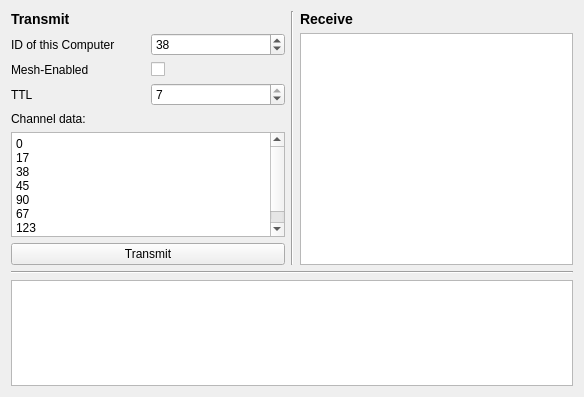
Before: the Qt Designer form LoRaDesktop/mainwindow.ui in ToolboxPlane/FlightComputer, drawn with Qt 5.
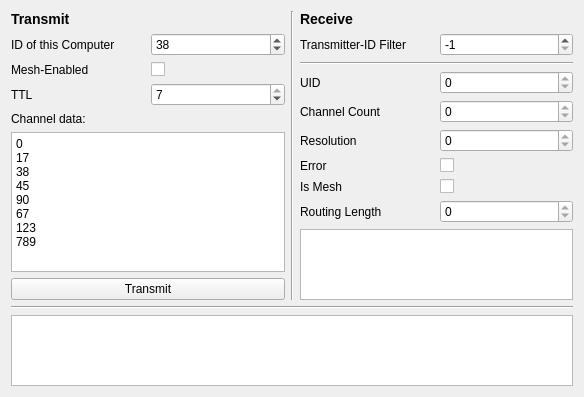
After: the same form once the commit is applied.

Diff of the .ui file:
```diff
--- a/LoRaDesktop/mainwindow.ui
+++ b/LoRaDesktop/mainwindow.ui
@@ -16,7 +16,7 @@
   <widget class="QWidget" name="centralWidget">
    <layout class="QVBoxLayout" name="verticalLayout_3">
     <item>
-     <layout class="QHBoxLayout" name="horizontalLayout_2">
+     <layout class="QHBoxLayout" name="horizontalLayout_8">
       <item>
        <layout class="QVBoxLayout" name="verticalLayout">
         <item>
@@ -140,6 +140,148 @@
           </property>
          </widget>
         </item>
+        <item>
+         <layout class="QHBoxLayout" name="horizontalLayout_2">
+          <item>
+           <widget class="QLabel" name="label">
+            <property name="text">
+             <string>Transmitter-ID Filter</string>
+            </property>
+           </widget>
+          </item>
+          <item>
+           <widget class="QSpinBox" name="spinTransmitterIdFilter">
+            <property name="minimum">
+             <number>-1</number>
+            </property>
+            <property name="maximum">
+             <number>255</number>
+            </property>
+            <property name="value">
+             <number>-1</number>
+            </property>
+           </widget>
+          </item>
+         </layout>
+        </item>
+        <item>
+         <widget class="Line" name="line_3">
+          <property name="orientation">
+           <enum>Qt::Horizontal</enum>
+          </property>
+         </widget>
+        </item>
+        <item>
+         <layout class="QHBoxLayout" name="horizontalLayout">
+          <item>
+           <widget class="QLabel" name="label_2">
+            <property name="text">
+             <string>UID</string>
+            </property>
+           </widget>
+          </item>
+          <item>
+           <widget class="QSpinBox" name="spinUID">
+            <property name="readOnly">
+             <bool>true</bool>
+            </property>
+           </widget>
+          </item>
+         </layout>
+        </item>
+        <item>
+         <layout class="QHBoxLayout" name="horizontalLayout_3">
+          <item>
+           <widget class="QLabel" name="label_8">
+            <property name="text">
+             <string>Channel Count</string>
+            </property>
+           </widget>
+          </item>
+          <item>
+           <widget class="QSpinBox" name="spinChannelCount">
+            <property name="enabled">
+             <bool>true</bool>
+            </property>
+            <property name="readOnly">
+             <bool>true</bool>
+            </property>
+           </widget>
+          </item>
+         </layout>
+        </item>
+        <item>
+         <layout class="QHBoxLayout" name="horizontalLayout_4">
+          <item>
+           <widget class="QLabel" name="label_9">
+            <property name="text">
+             <string>Resolution</string>
+            </property>
+           </widget>
+          </item>
+          <item>
+           <widget class="QSpinBox" name="spinResolution">
+            <property name="readOnly">
+             <bool>true</bool>
+            </property>
+           </widget>
+          </item>
+         </layout>
+        </item>
+        <item>
+         <layout class="QHBoxLayout" name="horizontalLayout_5">
+          <item>
+           <widget class="QLabel" name="label_10">
+            <property name="text">
+             <string>Error</string>
+            </property>
+           </widget>
+          </item>
+          <item>
+           <widget class="QCheckBox" name="checkError">
+            <property name="text">
+             <string/>
+            </property>
+           </widget>
+          </item>
+         </layout>
+        </item>
+        <item>
+         <layout class="QHBoxLayout" name="horizontalLayout_6">
+          <item>
+           <widget class="QLabel" name="label_11">
+            <property name="text">
+             <string>Is Mesh</string>
+            </property>
+           </widget>
+          </item>
+          <item>
+           <widget class="QCheckBox" name="checkIsMesh">
+            <property name="text">
+             <string/>
+            </property>
+           </widget>
+          </item>
+         </layout>
+        </item>
+        <item>
+         <layout class="QHBoxLayout" name="horizontalLayout_7">
+          <item>
+           <widget class="QLabel" name="label_12">
+            <property name="text">
+             <string>Routing Length</string>
+            </property>
+           </widget>
+          </item>
+          <item>
+           <widget class="QSpinBox" name="spinRoutingLength">
+            <property name="readOnly">
+             <bool>true</bool>
+            </property>
+           </widget>
+          </item>
+         </layout>
+        </item>
         <item>
          <widget class="QTextBrowser" name="textReceive"/>
         </item>
```
